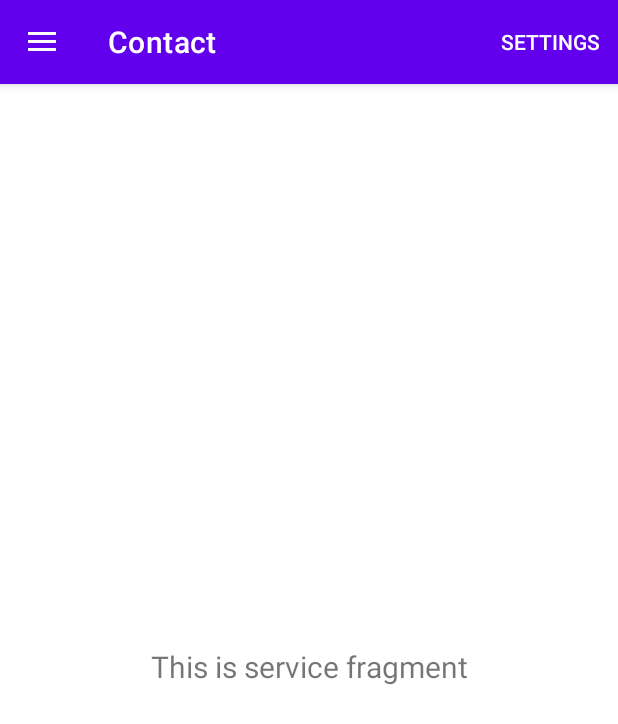
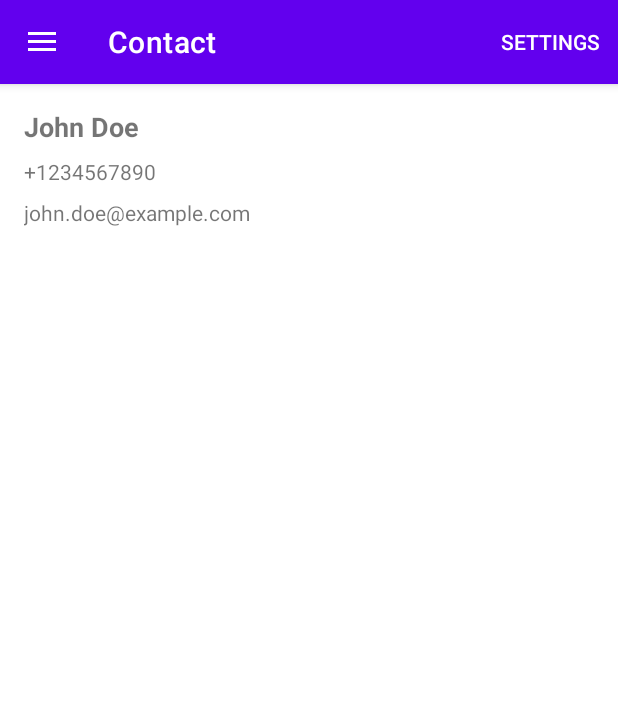
Before and after one commit to dcit202Andriod/Group14-Mini_project, an Android app: the screen it shows after launch (MainActivity), in the side drawer, after a tap on "Contact", on a phone screen of 412 x 824 dp. Shown: the top 724 px of the screen. Run offline under Robolectric (Android 15) with nearby library versions, the phone set to English and light mode, and no system bars; our stand-ins replace navigation-ui.

Commit message:
contact fragment and layout added

```diff
--- a/app/src/main/java/com/example/clinics/ui/contact/ContactFragment.java
+++ b/app/src/main/java/com/example/clinics/ui/contact/ContactFragment.java
@@ -10,28 +10,28 @@ import androidx.annotation.NonNull;
 import androidx.fragment.app.Fragment;
 import androidx.lifecycle.ViewModelProvider;
 
-import com.example.clinics.databinding.FragmentContactBinding;
+import com.example.clinics.R;
 
 public class ContactFragment extends Fragment {
 
-    private FragmentContactBinding binding;
-
     public View onCreateView(@NonNull LayoutInflater inflater,
                              ViewGroup container, Bundle savedInstanceState) {
-        ContactViewModel ContactViewModel =
-                new ViewModelProvider(this).get(ContactViewModel.class);
+        ContactViewModel contactViewModel = new ViewModelProvider(this).get(ContactViewModel.class);
 
-        binding = FragmentContactBinding.inflate(inflater, container, false);
-        View root = binding.getRoot();
+        View root = inflater.inflate(R.layout.fragment_contact, container, false);
 
-        final TextView textView = binding.textSlideshow;
-        ContactViewModel.getText().observe(getViewLifecycleOwner(), textView::setText);
+        TextView contactNameTextView = root.findViewById(R.id.contactNameTextView);
+        TextView contactPhoneTextView = root.findViewById(R.id.contactPhoneTextView);
+        TextView contactEmailTextView = root.findViewById(R.id.contactEmailTextView);
+
+        String contactName = contactViewModel.getContactName();
+        String contactPhone = contactViewModel.getContactPhone();
+        String contactEmail = contactViewModel.getContactEmail();
+
+        contactNameTextView.setText(contactName);
+        contactPhoneTextView.setText(contactPhone);
+        contactEmailTextView.setText(contactEmail);
+
         return root;
     }
-
-    @Override
-    public void onDestroyView() {
-        super.onDestroyView();
-        binding = null;
-    }
 }
--- a/app/src/main/java/com/example/clinics/ui/contact/ContactViewModel.java
+++ b/app/src/main/java/com/example/clinics/ui/contact/ContactViewModel.java
@@ -1,23 +1,28 @@
 package com.example.clinics.ui.contact;
 
-import androidx.lifecycle.LiveData;
-import androidx.lifecycle.MutableLiveData;
 import androidx.lifecycle.ViewModel;
 
 public class ContactViewModel extends ViewModel {
 
-    private static MutableLiveData<String> mText = null;
+    private final String contactName;
+    private final String contactPhone;
+    private final String contactEmail;
 
     public ContactViewModel() {
-        mText = new MutableLiveData<>();
-        mText.setValue("This is service fragment");
+        contactName = "John Doe";
+        contactPhone = "+1234567890";
+        contactEmail = "john.doe@example.com";
     }
 
-    public ContactViewModel(MutableLiveData<String> mText) {
-        this.mText = mText;
+    public String getContactName() {
+        return contactName;
     }
 
-    public static LiveData<String> getText() {
-        return mText;
+    public String getContactPhone() {
+        return contactPhone;
+    }
+
+    public String getContactEmail() {
+        return contactEmail;
     }
 }
--- a/app/src/main/res/layout/fragment_contact.xml
+++ b/app/src/main/res/layout/fragment_contact.xml
@@ -1,22 +1,27 @@
 <?xml version="1.0" encoding="utf-8"?>
-<androidx.constraintlayout.widget.ConstraintLayout xmlns:android="http://schemas.android.com/apk/res/android"
-    xmlns:app="http://schemas.android.com/apk/res-auto"
-    xmlns:tools="http://schemas.android.com/tools"
+<LinearLayout xmlns:android="http://schemas.android.com/apk/res/android"
     android:layout_width="match_parent"
     android:layout_height="match_parent"
-    tools:context=".ui.contact.ContactFragment">
+    android:orientation="vertical"
+    android:padding="16dp">
 
     <TextView
-        android:id="@+id/text_slideshow"
+        android:id="@+id/contactNameTextView"
         android:layout_width="match_parent"
         android:layout_height="wrap_content"
-        android:layout_marginStart="8dp"
-        android:layout_marginTop="8dp"
-        android:layout_marginEnd="8dp"
-        android:textAlignment="center"
-        android:textSize="20sp"
-        app:layout_constraintBottom_toBottomOf="parent"
-        app:layout_constraintEnd_toEndOf="parent"
-        app:layout_constraintStart_toStartOf="parent"
-        app:layout_constraintTop_toTopOf="parent" />
-</androidx.constraintlayout.widget.ConstraintLayout>
+        android:textSize="18sp"
+        android:textStyle="bold" />
+
+    <TextView
+        android:id="@+id/contactPhoneTextView"
+        android:layout_width="match_parent"
+        android:layout_height="wrap_content"
+        android:layout_marginTop="8dp" />
+
+    <TextView
+        android:id="@+id/contactEmailTextView"
+        android:layout_width="match_parent"
+        android:layout_height="wrap_content"
+        android:layout_marginTop="8dp" />
+
+</LinearLayout>
```
